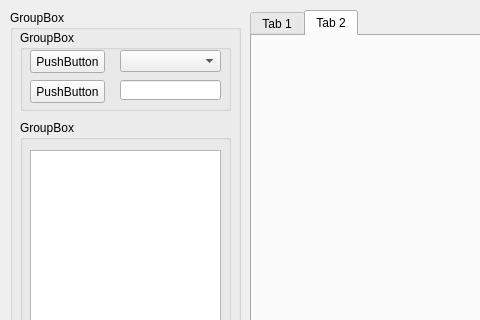
Old version of the form ui/window.ui in the repository LanceryH/satvision; both pictures show x 0 to 480 and y 0 to 320 of the 807 by 607 pixel window.
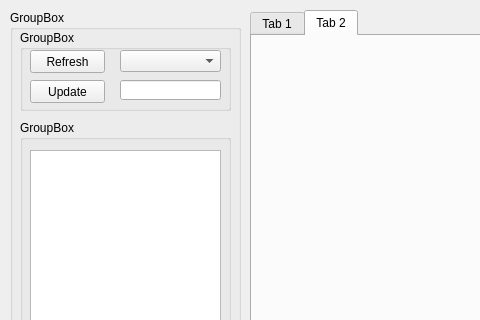
New version of the form. The open tabs and pages were chosen to show the change.

Diff of the .ui file:
```diff
--- a/ui/window.ui
+++ b/ui/window.ui
@@ -153,7 +153,7 @@
        </rect>
       </property>
       <property name="text">
-       <string>PushButton</string>
+       <string>Update</string>
       </property>
      </widget>
      <widget class="QComboBox" name="comboBox">
@@ -186,7 +186,7 @@
        </rect>
       </property>
       <property name="text">
-       <string>PushButton</string>
+       <string>Refresh</string>
       </property>
      </widget>
     </widget>
```
Left out of the diff: 6 changed lines with no effect on the pictures.
